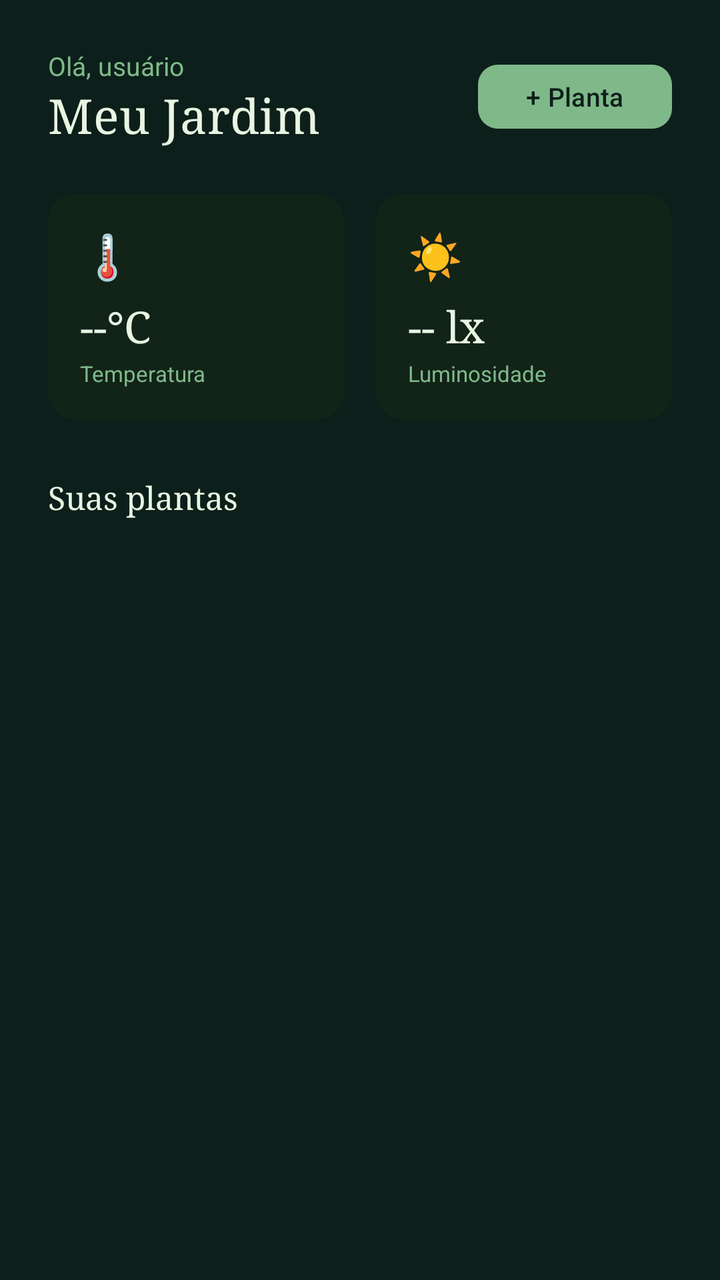
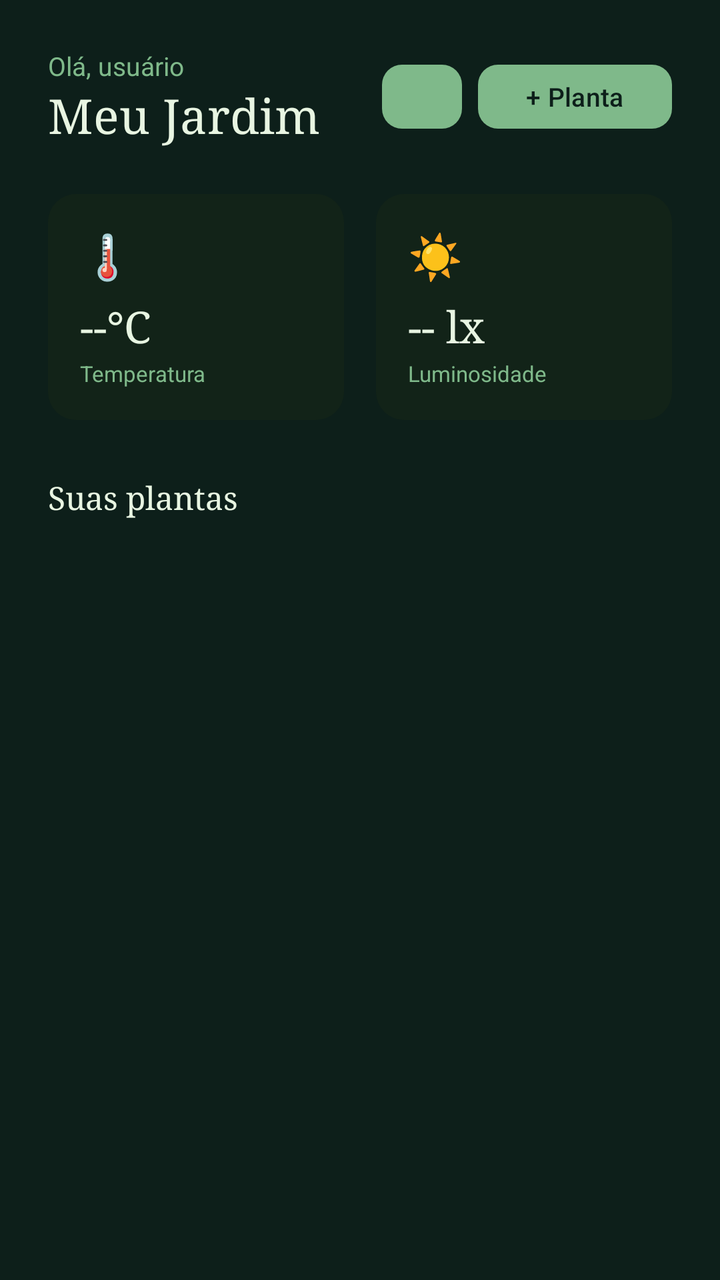

The first picture is an Android layout as it rendered before a commit; the second is the same layout after the commit. The layout source and the unified diff follow.
<!-- AndroidManifest.xml: application theme Theme.Zenit -->
<!-- res/layout/activity_dashboard.xml -->
<?xml version="1.0" encoding="utf-8"?>
<androidx.coordinatorlayout.widget.CoordinatorLayout xmlns:android="http://schemas.android.com/apk/res/android"
    xmlns:app="http://schemas.android.com/apk/res-auto"
    xmlns:tools="http://schemas.android.com/tools"
    android:layout_width="match_parent"
    android:layout_height="match_parent"
    android:background="#0D1F1A"
    tools:context=".ui.DashboardActivity">

    <androidx.core.widget.NestedScrollView
        android:layout_width="match_parent"
        android:layout_height="match_parent">

        <LinearLayout
            android:layout_width="match_parent"
            android:layout_height="wrap_content"
            android:orientation="vertical"
            android:padding="24dp">

            
            <LinearLayout
                android:layout_width="match_parent"
                android:layout_height="wrap_content"
                android:orientation="horizontal"
                android:gravity="center_vertical"
                android:layout_marginBottom="24dp">

                <LinearLayout
                    android:layout_width="0dp"
                    android:layout_height="wrap_content"
                    android:layout_weight="1"
                    android:orientation="vertical">

                    <TextView
                        android:id="@+id/tvSaudacao"
                        android:layout_width="wrap_content"
                        android:layout_height="wrap_content"
                        android:text="Olá, usuário"
                        android:textColor="#7FB98A"
                        android:textSize="13sp" />

                    <TextView
                        android:layout_width="wrap_content"
                        android:layout_height="wrap_content"
                        android:text="Meu Jardim"
                        android:textColor="#E8F5E2"
                        android:textSize="24sp"
                        android:fontFamily="serif" />
                </LinearLayout>

                
                <com.google.android.material.button.MaterialButton
                    android:id="@+id/btnAdicionarPlanta"
                    android:layout_width="wrap_content"
                    android:layout_height="40dp"
                    android:text="+ Planta"
                    android:textColor="#0D1F1A"
                    android:textSize="13sp"
                    app:backgroundTint="#7FB98A"
                    app:cornerRadius="10dp" />
            </LinearLayout>

            
            <LinearLayout
                android:layout_width="match_parent"
                android:layout_height="wrap_content"
                android:orientation="horizontal"
                android:layout_marginBottom="28dp">

                
                <LinearLayout
                    android:id="@+id/cardTemperatura"
                    android:layout_width="0dp"
                    android:layout_height="wrap_content"
                    android:layout_weight="1"
                    android:orientation="vertical"
                    android:background="@drawable/bg_sensor_card"
                    android:padding="16dp"
                    android:layout_marginEnd="8dp">

                    <TextView
                        android:layout_width="wrap_content"
                        android:layout_height="wrap_content"
                        android:text="🌡️"
                        android:textSize="22sp" />

                    <TextView
                        android:id="@+id/tvTemperatura"
                        android:layout_width="wrap_content"
                        android:layout_height="wrap_content"
                        android:text="--°C"
                        android:textColor="#E8F5E2"
                        android:textSize="22sp"
                        android:fontFamily="serif"
                        android:layout_marginTop="6dp" />

                    <TextView
                        android:layout_width="wrap_content"
                        android:layout_height="wrap_content"
                        android:text="Temperatura"
                        android:textColor="#7FB98A"
                        android:textSize="11sp"
                        android:layout_marginTop="2dp" />
                </LinearLayout>

                
                <LinearLayout
                    android:id="@+id/cardLuminosidade"
                    android:layout_width="0dp"
                    android:layout_height="wrap_content"
                    android:layout_weight="1"
                    android:orientation="vertical"
                    android:background="@drawable/bg_sensor_card"
                    android:padding="16dp"
                    android:layout_marginStart="8dp">

                    <TextView
                        android:layout_width="wrap_content"
                        android:layout_height="wrap_content"
                        android:text="☀️"
                        android:textSize="22sp" />

                    <TextView
                        android:id="@+id/tvLuminosidade"
                        android:layout_width="wrap_content"
                        android:layout_height="wrap_content"
                        android:text="-- lx"
                        android:textColor="#E8F5E2"
                        android:textSize="22sp"
                        android:fontFamily="serif"
                        android:layout_marginTop="6dp" />

                    <TextView
                        android:layout_width="wrap_content"
                        android:layout_height="wrap_content"
                        android:text="Luminosidade"
                        android:textColor="#7FB98A"
                        android:textSize="11sp"
                        android:layout_marginTop="2dp" />
                </LinearLayout>
            </LinearLayout>

            
            <TextView
                android:layout_width="wrap_content"
                android:layout_height="wrap_content"
                android:text="Suas plantas"
                android:textColor="#E8F5E2"
                android:textSize="16sp"
                android:fontFamily="serif"
                android:layout_marginBottom="12dp" />

            
            <LinearLayout
                android:id="@+id/layoutVazio"
                android:layout_width="match_parent"
                android:layout_height="wrap_content"
                android:orientation="vertical"
                android:gravity="center"
                android:padding="40dp"
                android:visibility="gone">

                <TextView
                    android:layout_width="wrap_content"
                    android:layout_height="wrap_content"
                    android:text="🌱"
                    android:textSize="40sp" />

                <TextView
                    android:layout_width="wrap_content"
                    android:layout_height="wrap_content"
                    android:text="Nenhuma planta cadastrada"
                    android:textColor="#3D5C45"
                    android:textSize="14sp"
                    android:layout_marginTop="8dp" />
            </LinearLayout>

            
            <androidx.recyclerview.widget.RecyclerView
                android:id="@+id/rvPlantas"
                android:layout_width="match_parent"
                android:layout_height="wrap_content"
                android:nestedScrollingEnabled="false" />

        </LinearLayout>
    </androidx.core.widget.NestedScrollView>

</androidx.coordinatorlayout.widget.CoordinatorLayout>
<!-- resources referenced by this layout -->
<resources>
  <!-- drawable bg_sensor_card (drawable) -->
  <?xml version="1.0" encoding="utf-8"?>
  <shape xmlns:android="http://schemas.android.com/apk/res/android"
      android:shape="rectangle">
      <solid android:color="#122318" />
      <corners android:radius="14dp" />
  </shape>
  <style name="Theme.Zenit" parent="Base.Theme.Zenit" />
  <style name="Base.Theme.Zenit" parent="Theme.Material3.DayNight.NoActionBar">
          
          
      </style>
</resources>

<!-- the commit's change to res/layout/activity_dashboard.xml (unified diff, before → after) -->
@@ -47,6 +47,18 @@
                         android:textSize="24sp"
                         android:fontFamily="serif" />
                 </LinearLayout>
+
+                
+                <com.google.android.material.button.MaterialButton
+                    android:id="@+id/btnBussola"
+                    android:layout_width="40dp"
+                    android:layout_height="40dp"
+                    android:layout_marginEnd="8dp"
+                    android:text="🧭"
+                    android:textColor="#0D1F1A"
+                    android:textSize="16sp"
+                    app:backgroundTint="#7FB98A"
+                    app:cornerRadius="10dp" />
 
                 
                 <com.google.android.material.button.MaterialButton
@@ -183,6 +195,7 @@
                 android:nestedScrollingEnabled="false" />
 
         </LinearLayout>
+
     </androidx.core.widget.NestedScrollView>
 
 </androidx.coordinatorlayout.widget.CoordinatorLayout>
